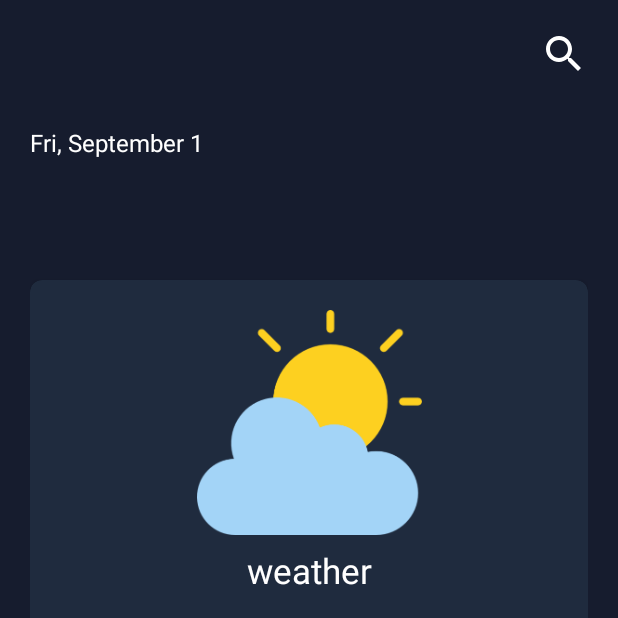
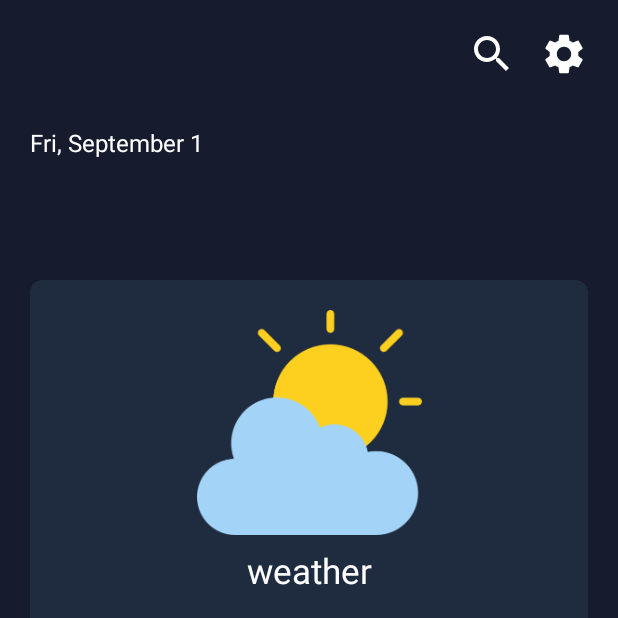
Before and after one commit to pablo-caue/weather-app, an Android app: the MainActivity screen opened directly, with no data from a screen before it, on a phone screen of 412 x 824 dp, the top half of it. Run offline under Robolectric (Android 15) with nearby library versions, the phone set to English and light mode, and no system bars; 1 statement that could not run was skipped.

Commit message:
feat: add SettingsActivity

```diff
--- a/app/src/main/AndroidManifest.xml
+++ b/app/src/main/AndroidManifest.xml
@@ -4,7 +4,6 @@
 
     <uses-permission android:name="android.permission.INTERNET" />
     <uses-permission android:name="android.permission.ACCESS_FINE_LOCATION" />
-
 
     <application
         android:allowBackup="true"
@@ -16,6 +15,9 @@
         android:theme="@style/Theme.WeatherApp"
         android:usesCleartextTraffic="true"
         tools:targetApi="31">
+        <activity
+            android:name=".view.SettingsActivity"
+            android:exported="false" />
         <activity
             android:name=".view.SearchActivity"
             android:exported="false" />
--- a/app/src/main/java/com/example/weatherapp/view/MainActivity.kt
+++ b/app/src/main/java/com/example/weatherapp/view/MainActivity.kt
@@ -81,6 +81,10 @@
 
             R.id.image_search -> {
                 startActivity(intentSearchActivity)
+            }
+
+            R.id.image_settings -> {
+                startActivity(Intent(this, SettingsActivity::class.java))
             }
         }
     }
--- /dev/null
+++ b/app/src/main/res/drawable/ic_settings.xml
@@ -0,0 +1,5 @@
+<vector android:height="24dp" android:tint="#FFFFFF"
+    android:viewportHeight="24" android:viewportWidth="24"
+    android:width="24dp" xmlns:android="http://schemas.android.com/apk/res/android">
+    <path android:fillColor="@android:color/white" android:pathData="M19.14,12.94c0.04,-0.3 0.06,-0.61 0.06,-0.94c0,-0.32 -0.02,-0.64 -0.07,-0.94l2.03,-1.58c0.18,-0.14 0.23,-0.41 0.12,-0.61l-1.92,-3.32c-0.12,-0.22 -0.37,-0.29 -0.59,-0.22l-2.39,0.96c-0.5,-0.38 -1.03,-0.7 -1.62,-0.94L14.4,2.81c-0.04,-0.24 -0.24,-0.41 -0.48,-0.41h-3.84c-0.24,0 -0.43,0.17 -0.47,0.41L9.25,5.35C8.66,5.59 8.12,5.92 7.63,6.29L5.24,5.33c-0.22,-0.08 -0.47,0 -0.59,0.22L2.74,8.87C2.62,9.08 2.66,9.34 2.86,9.48l2.03,1.58C4.84,11.36 4.8,11.69 4.8,12s0.02,0.64 0.07,0.94l-2.03,1.58c-0.18,0.14 -0.23,0.41 -0.12,0.61l1.92,3.32c0.12,0.22 0.37,0.29 0.59,0.22l2.39,-0.96c0.5,0.38 1.03,0.7 1.62,0.94l0.36,2.54c0.05,0.24 0.24,0.41 0.48,0.41h3.84c0.24,0 0.44,-0.17 0.47,-0.41l0.36,-2.54c0.59,-0.24 1.13,-0.56 1.62,-0.94l2.39,0.96c0.22,0.08 0.47,0 0.59,-0.22l1.92,-3.32c0.12,-0.22 0.07,-0.47 -0.12,-0.61L19.14,12.94zM12,15.6c-1.98,0 -3.6,-1.62 -3.6,-3.6s1.62,-3.6 3.6,-3.6s3.6,1.62 3.6,3.6S13.98,15.6 12,15.6z"/>
+</vector>
--- a/app/src/main/res/layout/activity_main.xml
+++ b/app/src/main/res/layout/activity_main.xml
@@ -14,8 +14,18 @@
         android:layout_width="32dp"
         android:layout_height="32dp"
         android:src="@drawable/baseline_search_24"
+        app:layout_constraintEnd_toStartOf="@id/image_settings"
+        app:layout_constraintTop_toTopOf="parent"
+        android:layout_marginEnd="16dp"/>
+
+    <ImageView
+        android:src="@drawable/ic_settings"
+        android:id="@+id/image_settings"
+        android:layout_width="32dp"
+        android:layout_height="32dp"
         app:layout_constraintEnd_toEndOf="parent"
-        app:layout_constraintTop_toTopOf="parent" />
+        app:layout_constraintTop_toTopOf="@id/image_search"
+        />
 
     <TextView
         android:id="@+id/text_date"
--- a/app/src/main/res/layout/activity_search.xml
+++ b/app/src/main/res/layout/activity_search.xml
@@ -26,7 +26,9 @@
             android:padding="8dp"
             android:src="@drawable/back"
             app:layout_constraintStart_toStartOf="parent"
-            app:layout_constraintTop_toTopOf="parent" />
+            app:layout_constraintTop_toTopOf="parent"
+            android:clickable="true"
+            android:focusable="true" />
 
         <TextView
             android:layout_width="wrap_content"
```
Also changed, not shown: app/src/main/java/com/example/weatherapp/view/SettingsActivity.kt (added, +12 -0 lines), app/src/main/res/layout/activity_settings.xml (added, +9 -0 lines).
